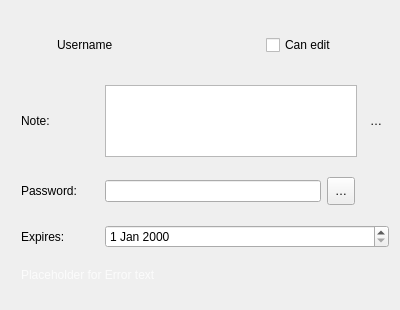
Old version of the form src/gui/shareuserline.ui in the repository nextcloud/desktop.
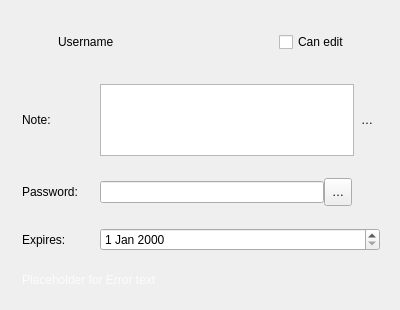
New version of the form. Icons and pictures are not drawn. Custom widgets are drawn as their Qt base class.

The edit to the form file:
```diff
--- a/src/gui/shareuserline.ui
+++ b/src/gui/shareuserline.ui
@@ -26,13 +26,28 @@
    <bool>false</bool>
   </property>
   <layout class="QVBoxLayout" name="verticalLayout">
+   <property name="spacing">
+    <number>0</number>
+   </property>
+   <property name="leftMargin">
+    <number>12</number>
+   </property>
+   <property name="topMargin">
+    <number>0</number>
+   </property>
+   <property name="rightMargin">
+    <number>20</number>
+   </property>
+   <property name="bottomMargin">
+    <number>0</number>
+   </property>
    <item>
     <layout class="QHBoxLayout" name="horizontalLayout_2">
      <property name="spacing">
       <number>6</number>
      </property>
      <property name="rightMargin">
-      <number>22</number>
+      <number>0</number>
      </property>
      <item>
       <widget class="QLabel" name="avatar">
```
